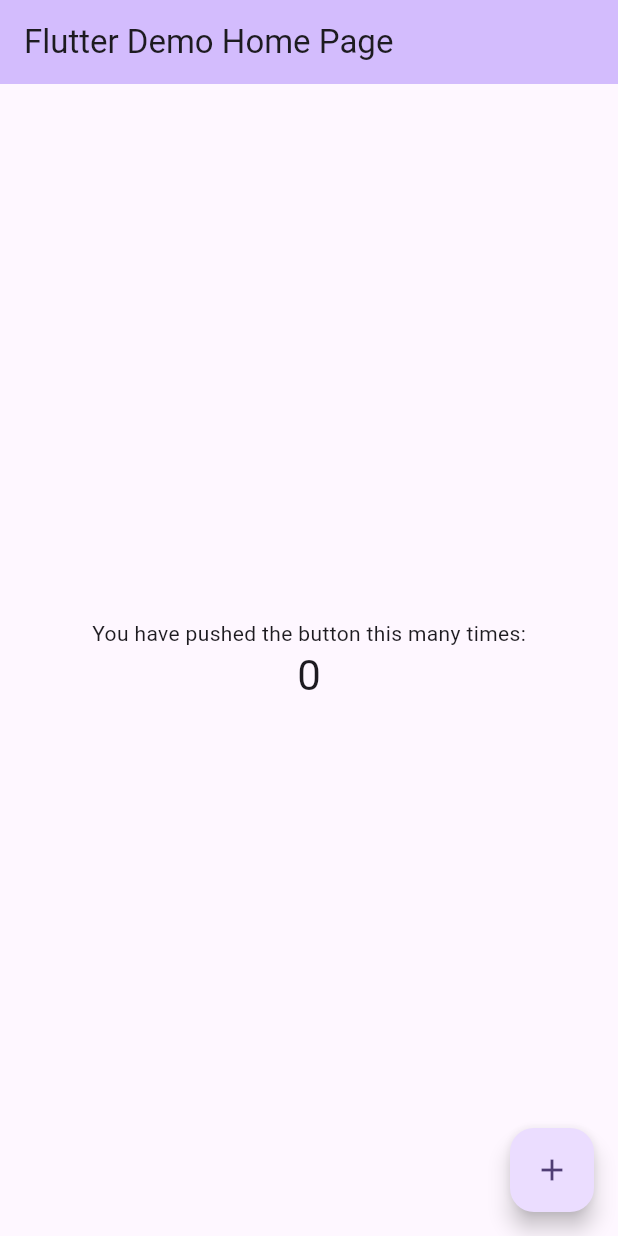
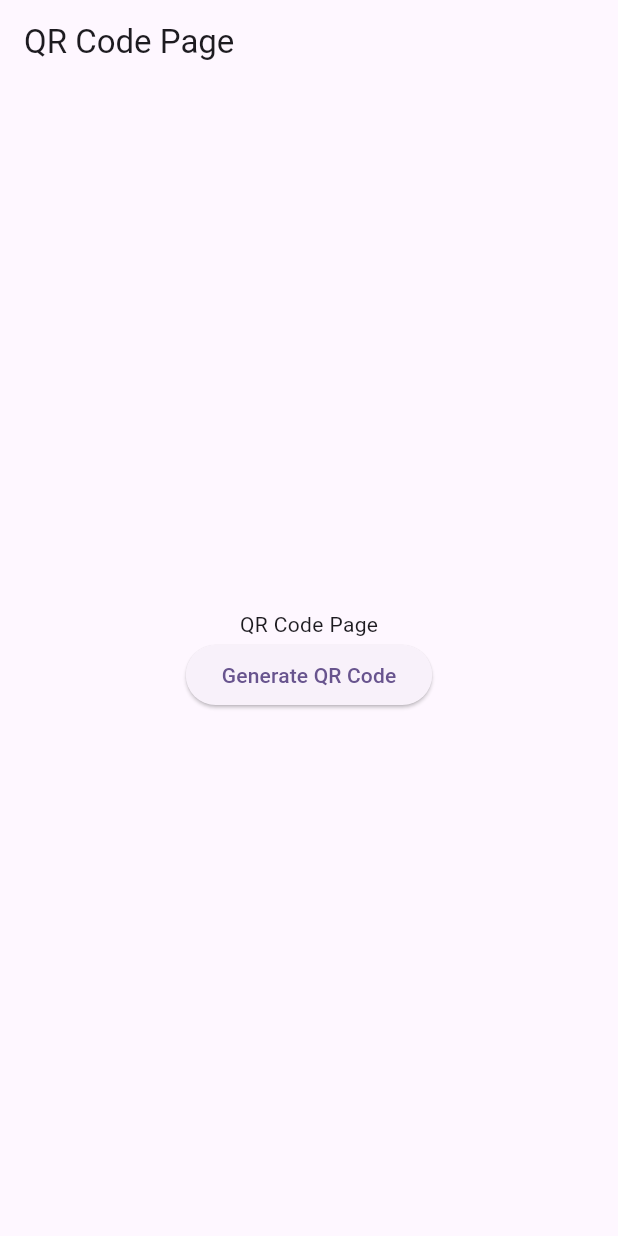
Before and after one commit to tomohiro1024/qr_code_app, a Flutter app: the screen it shows after launch, on a phone screen of 412 x 824 dp. Run offline on Flutter 3.47's test engine with Material 3 defaults, Android fonts, the phone set to English and light mode, and no system bars.

Commit message:
初期ページの作成

```diff
--- a/lib/main.dart
+++ b/lib/main.dart
@@ -1,4 +1,5 @@
 import 'package:flutter/material.dart';
+import 'package:qr_code_app/qr_code_page.dart';
 
 void main() {
   runApp(const MyApp());
@@ -7,116 +8,14 @@ void main() {
 class MyApp extends StatelessWidget {
   const MyApp({super.key});
 
-  // This widget is the root of your application.
   @override
   Widget build(BuildContext context) {
     return MaterialApp(
       title: 'Flutter Demo',
       theme: ThemeData(
-        // This is the theme of your application.
-        //
-        // TRY THIS: Try running your application with "flutter run". You'll see
-        // the application has a purple toolbar. Then, without quitting the app,
-        // try changing the seedColor in the colorScheme below to Colors.green
-        // and then invoke "hot reload" (save your changes or press the "hot
-        // reload" button in a Flutter-supported IDE, or press "r" if you used
-        // the command line to start the app).
-        //
-        // Notice that the counter didn't reset back to zero; the application
-        // state is not lost during the reload. To reset the state, use hot
-        // restart instead.
-        //
-        // This works for code too, not just values: Most code changes can be
-        // tested with just a hot reload.
         colorScheme: ColorScheme.fromSeed(seedColor: Colors.deepPurple),
       ),
-      home: const MyHomePage(title: 'Flutter Demo Home Page'),
+      home: const QrCodePage(),
     );
   }
 }
-
-class MyHomePage extends StatefulWidget {
-  const MyHomePage({super.key, required this.title});
-
-  // This widget is the home page of your application. It is stateful, meaning
-  // that it has a State object (defined below) that contains fields that affect
-  // how it looks.
-
-  // This class is the configuration for the state. It holds the values (in this
-  // case the title) provided by the parent (in this case the App widget) and
-  // used by the build method of the State. Fields in a Widget subclass are
-  // always marked "final".
-
-  final String title;
-
-  @override
-  State<MyHomePage> createState() => _MyHomePageState();
-}
-
-class _MyHomePageState extends State<MyHomePage> {
-  int _counter = 0;
-
-  void _incrementCounter() {
-    setState(() {
-      // This call to setState tells the Flutter framework that something has
-      // changed in this State, which causes it to rerun the build method below
-      // so that the display can reflect the updated values. If we changed
-      // _counter without calling setState(), then the build method would not be
-      // called again, and so nothing would appear to happen.
-      _counter++;
-    });
-  }
-
-  @override
-  Widget build(BuildContext context) {
-    // This method is rerun every time setState is called, for instance as done
-    // by the _incrementCounter method above.
-    //
-    // The Flutter framework has been optimized to make rerunning build methods
-    // fast, so that you can just rebuild anything that needs updating rather
-    // than having to individually change instances of widgets.
-    return Scaffold(
-      appBar: AppBar(
-        // TRY THIS: Try changing the color here to a specific color (to
-        // Colors.amber, perhaps?) and trigger a hot reload to see the AppBar
-        // change color while the other colors stay the same.
-        backgroundColor: Theme.of(context).colorScheme.inversePrimary,
-        // Here we take the value from the MyHomePage object that was created by
-        // the App.build method, and use it to set our appbar title.
-        title: Text(widget.title),
-      ),
-      body: Center(
-        // Center is a layout widget. It takes a single child and positions it
-        // in the middle of the parent.
-        child: Column(
-          // Column is also a layout widget. It takes a list of children and
-          // arranges them vertically. By default, it sizes itself to fit its
-          // children horizontally, and tries to be as tall as its parent.
-          //
-          // Column has various properties to control how it sizes itself and
-          // how it positions its children. Here we use mainAxisAlignment to
-          // center the children vertically; the main axis here is the vertical
-          // axis because Columns are vertical (the cross axis would be
-          // horizontal).
-          //
-          // TRY THIS: Invoke "debug painting" (choose the "Toggle Debug Paint"
-          // action in the IDE, or press "p" in the console), to see the
-          // wireframe for each widget.
-          mainAxisAlignment: MainAxisAlignment.center,
-          children: <Widget>[
-            const Text('You have pushed the button this many times:'),
-            Text(
-              '$_counter',
-              style: Theme.of(context).textTheme.headlineMedium,
-            ),
-          ],
-        ),
-      ),
-      floatingActionButton: FloatingActionButton(
-        onPressed: _incrementCounter,
-        tooltip: 'Increment',
-        child: const Icon(Icons.add),
-      ), // This trailing comma makes auto-formatting nicer for build methods.
-    );
-  }
-}
--- /dev/null
+++ b/lib/qr_code_page.dart
@@ -0,0 +1,35 @@
+import 'package:flutter/material.dart';
+
+class QrCodePage extends StatefulWidget {
+  const QrCodePage({super.key});
+
+  @override
+  State<QrCodePage> createState() => _QrCodePageState();
+}
+
+class _QrCodePageState extends State<QrCodePage> {
+  @override
+  Widget build(BuildContext context) {
+    return Scaffold(
+      appBar: AppBar(
+        title: const Text('QR Code Page'),
+      ),
+      body: Center(
+        child: Column(
+          mainAxisAlignment: MainAxisAlignment.center,
+          children: <Widget>[
+            const Text(
+              'QR Code Page',
+            ),
+            ElevatedButton(
+              onPressed: () {
+                // Add your QR code generation logic here
+              },
+              child: const Text('Generate QR Code'),
+            ),
+          ],
+        ),
+      ),
+    );
+  }
+}
```
